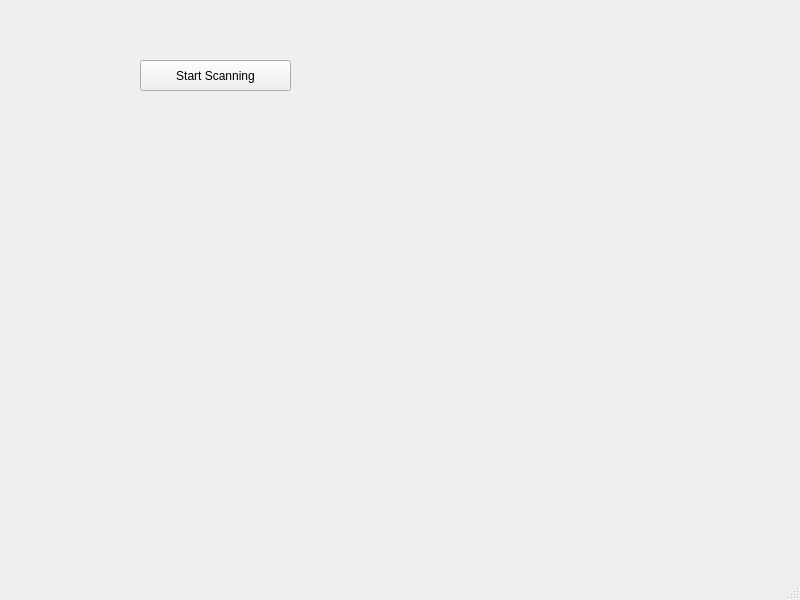
The window that qtdesigner/testGUI.ui (ichnaeagit/ichnaea) describes before a commit, drawn with Qt 5.
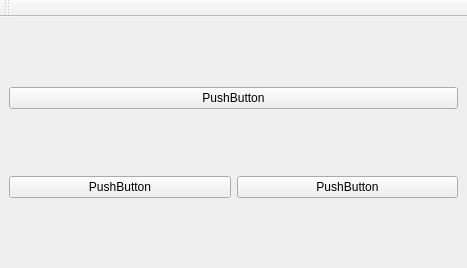
The same window after the commit.

Commit message: created successful test pyqt GUI using the visual editor and a python script

```diff
--- a/qtdesigner/testGUI.ui
+++ b/qtdesigner/testGUI.ui
@@ -6,33 +6,45 @@
    <rect>
     <x>0</x>
     <y>0</y>
-    <width>800</width>
-    <height>600</height>
+    <width>467</width>
+    <height>268</height>
    </rect>
   </property>
   <property name="windowTitle">
    <string>MainWindow</string>
   </property>
   <widget class="QWidget" name="centralwidget">
-   <widget class="QPushButton" name="startButton">
-    <property name="geometry">
-     <rect>
-      <x>140</x>
-      <y>60</y>
-      <width>151</width>
-      <height>31</height>
-     </rect>
-    </property>
-    <property name="toolTip">
-     <string>push me!</string>
-    </property>
-    <property name="text">
-     <string>Start Scanning</string>
-    </property>
-    <property name="default">
-     <bool>false</bool>
-    </property>
-   </widget>
+   <layout class="QVBoxLayout" name="verticalLayout_2">
+    <item>
+     <layout class="QVBoxLayout" name="verticalLayout">
+      <item>
+       <widget class="QPushButton" name="pushButton_3">
+        <property name="text">
+         <string>PushButton</string>
+        </property>
+       </widget>
+      </item>
+     </layout>
+    </item>
+    <item>
+     <layout class="QHBoxLayout" name="horizontalLayout_2">
+      <item>
+       <widget class="QPushButton" name="pushButton">
+        <property name="text">
+         <string>PushButton</string>
+        </property>
+       </widget>
+      </item>
+      <item>
+       <widget class="QPushButton" name="pushButton_2">
+        <property name="text">
+         <string>PushButton</string>
+        </property>
+       </widget>
+      </item>
+     </layout>
+    </item>
+   </layout>
   </widget>
   <widget class="QMenuBar" name="menubar">
    <property name="geometry">
@@ -44,7 +56,17 @@
     </rect>
    </property>
   </widget>
-  <widget class="QStatusBar" name="statusbar"/>
+  <widget class="QToolBar" name="toolBar">
+   <property name="windowTitle">
+    <string>toolBar</string>
+   </property>
+   <attribute name="toolBarArea">
+    <enum>TopToolBarArea</enum>
+   </attribute>
+   <attribute name="toolBarBreak">
+    <bool>false</bool>
+   </attribute>
+  </widget>
  </widget>
  <resources/>
  <connections/>
```
Left out of the diff: 8 changed lines with no effect on the pictures. The commit also changes 3 other files.
